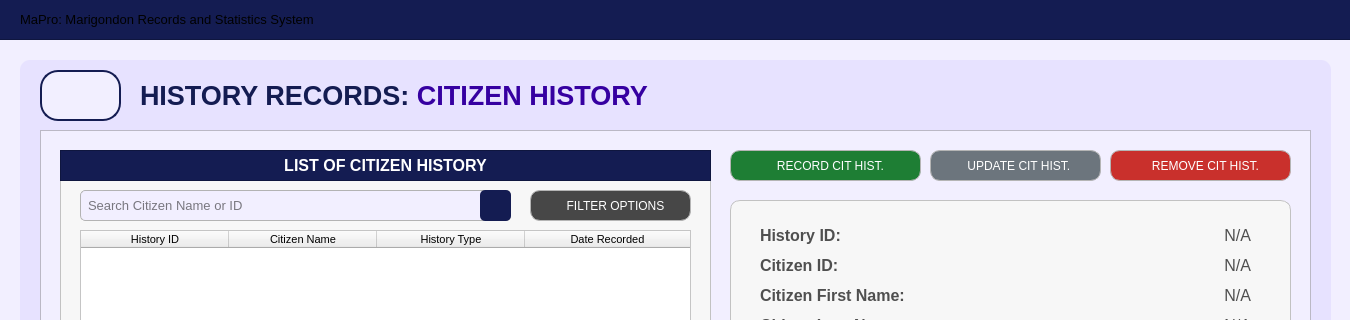
This is Resources/UIs/MainPages/HistoryRecordPages/citizen_history.ui in Yohhannn/Barangay-Records-Statistics-System as Qt 5 draws it before an edit; both pictures show x 0 to 1350 and y 0 to 320 of the 1350 by 850 pixel window. The edited form follows.
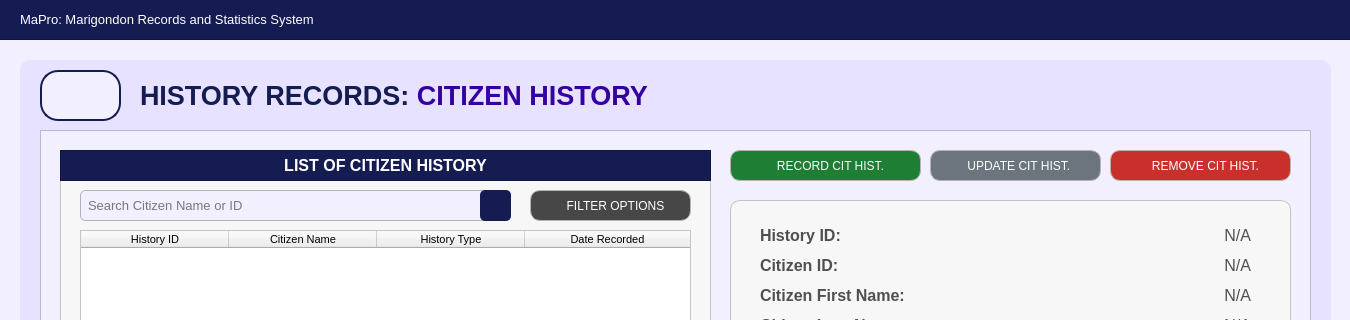
This is the edited form. Icons and pictures are not drawn.

Diff of the .ui file:
```diff
--- a/Resources/UIs/MainPages/HistoryRecordPages/citizen_history.ui
+++ b/Resources/UIs/MainPages/HistoryRecordPages/citizen_history.ui
@@ -70,7 +70,7 @@
     <property name="styleSheet">
      <string notr="true">#app_title {
 	background-color: transparent;
-	color: #white;
+	color: #FFFFFF;
 }
 </string>
     </property>
```
Left out of the diff: 24 changed lines with no effect on the pictures.
